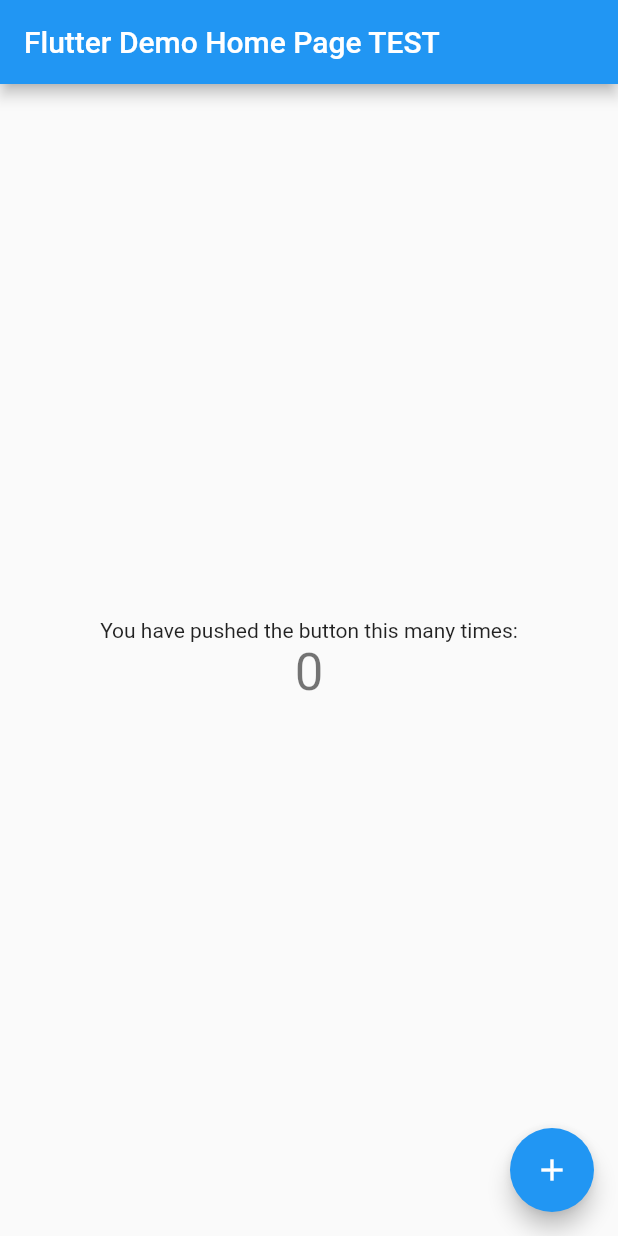
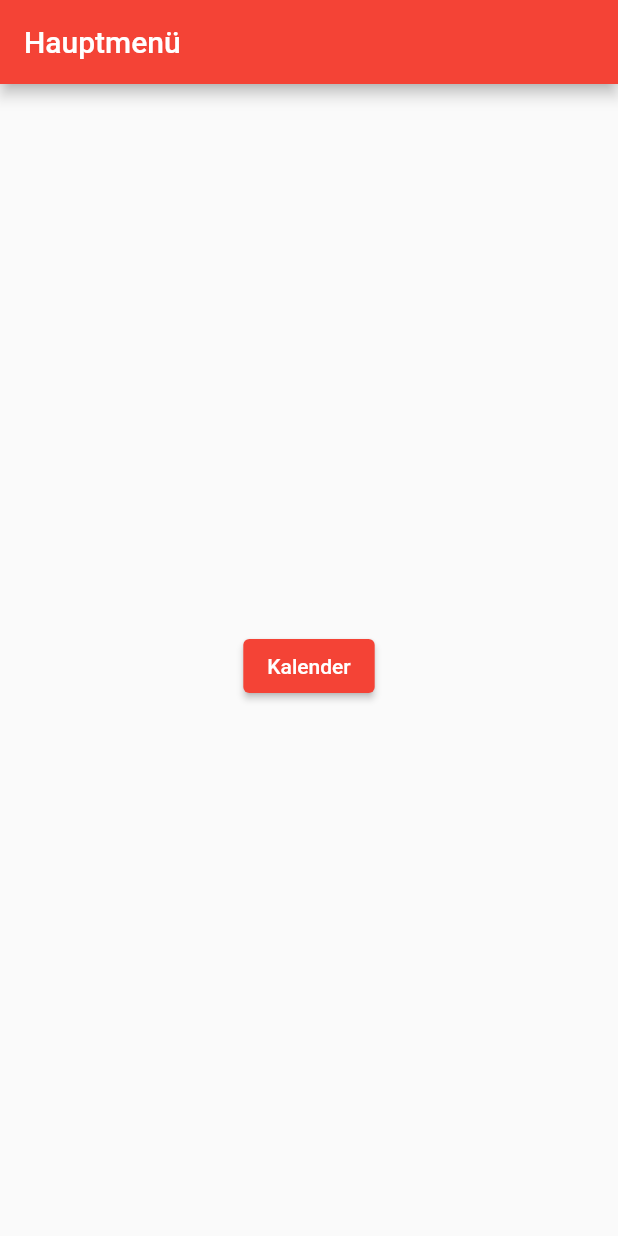
Before and after one commit to 99Nexus/mobile_unterhaltungs_app, a Flutter app: the screen it shows after launch, on a phone screen of 412 x 824 dp. Run offline on Flutter 3.47's test engine with Material 2 defaults, Android fonts, the phone set to English and light mode, and no system bars; our stand-ins replace table_calendar.

Commit message:
-Startseite überarbeitet  -Kann für das erste wechseln zwischen Seiten genutzt werden -Einfacher Kalender ohne Interativität eingefügt -table_calender widget eingebunden

```diff
--- a/lib/main.dart
+++ b/lib/main.dart
@@ -1,4 +1,5 @@
 import 'package:flutter/material.dart';
+import 'package:mobile_unterhaltungs_app/Kalender/CalenderView.dart';
 
 void main() {
   runApp(MyApp());
@@ -9,55 +10,23 @@ class MyApp extends StatelessWidget {
   @override
   Widget build(BuildContext context) {
     return MaterialApp(
-      title: 'Flutter Demo',
+      title: 'Unterhaltung Lieblingsstücke App',
       theme: ThemeData(
-        // This is the theme of your application.
-        //
-        // Try running your application with "flutter run". You'll see the
-        // application has a blue toolbar. Then, without quitting the app, try
-        // changing the primarySwatch below to Colors.green and then invoke
-        // "hot reload" (press "r" in the console where you ran "flutter run",
-        // or simply save your changes to "hot reload" in a Flutter IDE).
-        // Notice that the counter didn't reset back to zero; the application
-        // is not restarted.
-        primarySwatch: Colors.blue,
+        primarySwatch: Colors.red,
       ),
-      home: MyHomePage(title: 'Flutter Demo Home Page TEST'),
+      home: MainMenu(),
     );
   }
 }
 
-class MyHomePage extends StatefulWidget {
-  MyHomePage({Key? key, required this.title}) : super(key: key);
-
-  // This widget is the home page of your application. It is stateful, meaning
-  // that it has a State object (defined below) that contains fields that affect
-  // how it looks.
-
-  // This class is the configuration for the state. It holds the values (in this
-  // case the title) provided by the parent (in this case the App widget) and
-  // used by the build method of the State. Fields in a Widget subclass are
-  // always marked "final".
-
-  final String title;
-
+class MainMenu extends StatefulWidget {
+  MainMenu({Key? key}) : super(key: key);
   @override
-  _MyHomePageState createState() => _MyHomePageState();
+  _MainMenuState createState() => _MainMenuState();
 }
 
-class _MyHomePageState extends State<MyHomePage> {
-  int _counter = 0;
+class _MainMenuState extends State<MainMenu> {
 
-  void _incrementCounter() {
-    setState(() {
-      // This call to setState tells the Flutter framework that something has
-      // changed in this State, which causes it to rerun the build method below
-      // so that the display can reflect the updated values. If we changed
-      // _counter without calling setState(), then the build method would not be
-      // called again, and so nothing would appear to happen.
-      _counter++;
-    });
-  }
 
   @override
   Widget build(BuildContext context) {
@@ -71,43 +40,48 @@ class _MyHomePageState extends State<MyHomePage> {
       appBar: AppBar(
         // Here we take the value from the MyHomePage object that was created by
         // the App.build method, and use it to set our appbar title.
-        title: Text(widget.title),
+        title: Text("Hauptmenü"),
       ),
       body: Center(
-        // Center is a layout widget. It takes a single child and positions it
-        // in the middle of the parent.
         child: Column(
-          // Column is also a layout widget. It takes a list of children and
-          // arranges them vertically. By default, it sizes itself to fit its
-          // children horizontally, and tries to be as tall as its parent.
-          //
-          // Invoke "debug painting" (press "p" in the console, choose the
-          // "Toggle Debug Paint" action from the Flutter Inspector in Android
-          // Studio, or the "Toggle Debug Paint" command in Visual Studio Code)
-          // to see the wireframe for each widget.
-          //
-          // Column has various properties to control how it sizes itself and
-          // how it positions its children. Here we use mainAxisAlignment to
-          // center the children vertically; the main axis here is the vertical
-          // axis because Columns are vertical (the cross axis would be
-          // horizontal).
           mainAxisAlignment: MainAxisAlignment.center,
-          children: <Widget>[
-            Text(
-              'You have pushed the button this many times:',
+          children: [
+            const SizedBox(height: 20.0),
+            ElevatedButton(
+              child: Text('Kalender'),
+              onPressed: () => Navigator.push(
+                context,
+                MaterialPageRoute(builder: (_) => CalenderView()),//Hier kommt der Aufruf der Seite
+              ),
             ),
-            Text(
-              '$_counter',
-              style: Theme.of(context).textTheme.headline4,
+            const SizedBox(height: 12.0),
+            /*ElevatedButton(
+              child: Text('Chat'),
+              onPressed: () => Navigator.push(
+                context,
+                MaterialPageRoute(builder: (_) => ),//Hier kommt der Aufruf der Seite
+              ),
             ),
+            const SizedBox(height: 12.0),*/
+            /*ElevatedButton(
+              child: Text('Mein Bereich'),
+              onPressed: () => Navigator.push(
+                context,
+                MaterialPageRoute(builder: (_) => ),//Hier kommt der Aufruf der Seite
+              ),
+            ),
+            const SizedBox(height: 12.0),*/
+            /*ElevatedButton(
+              child: Text('News'),
+              onPressed: () => Navigator.push(
+                context,
+                MaterialPageRoute(builder: (_) => ), //Hier kommt der Aufruf der Seite
+              ),
+            ),
+            const SizedBox(height: 12.0),*/
           ],
         ),
       ),
-      floatingActionButton: FloatingActionButton(
-        onPressed: _incrementCounter,
-        tooltip: 'Increment',
-        child: Icon(Icons.add),
-      ), // This trailing comma makes auto-formatting nicer for build methods.
     );
   }
 }
--- a/pubspec.yaml
+++ b/pubspec.yaml
@@ -28,6 +28,7 @@ dependencies:
   # The following adds the Cupertino Icons font to your application.
   # Use with the CupertinoIcons class for iOS style icons.
   cupertino_icons: ^1.0.2
+  table_calendar: ^3.0.0
 
 dev_dependencies:
   flutter_test:
```
Also changed, not shown: lib/Kalender/CalenderView.dart (added, +29 -0 lines), pubspec.lock.
